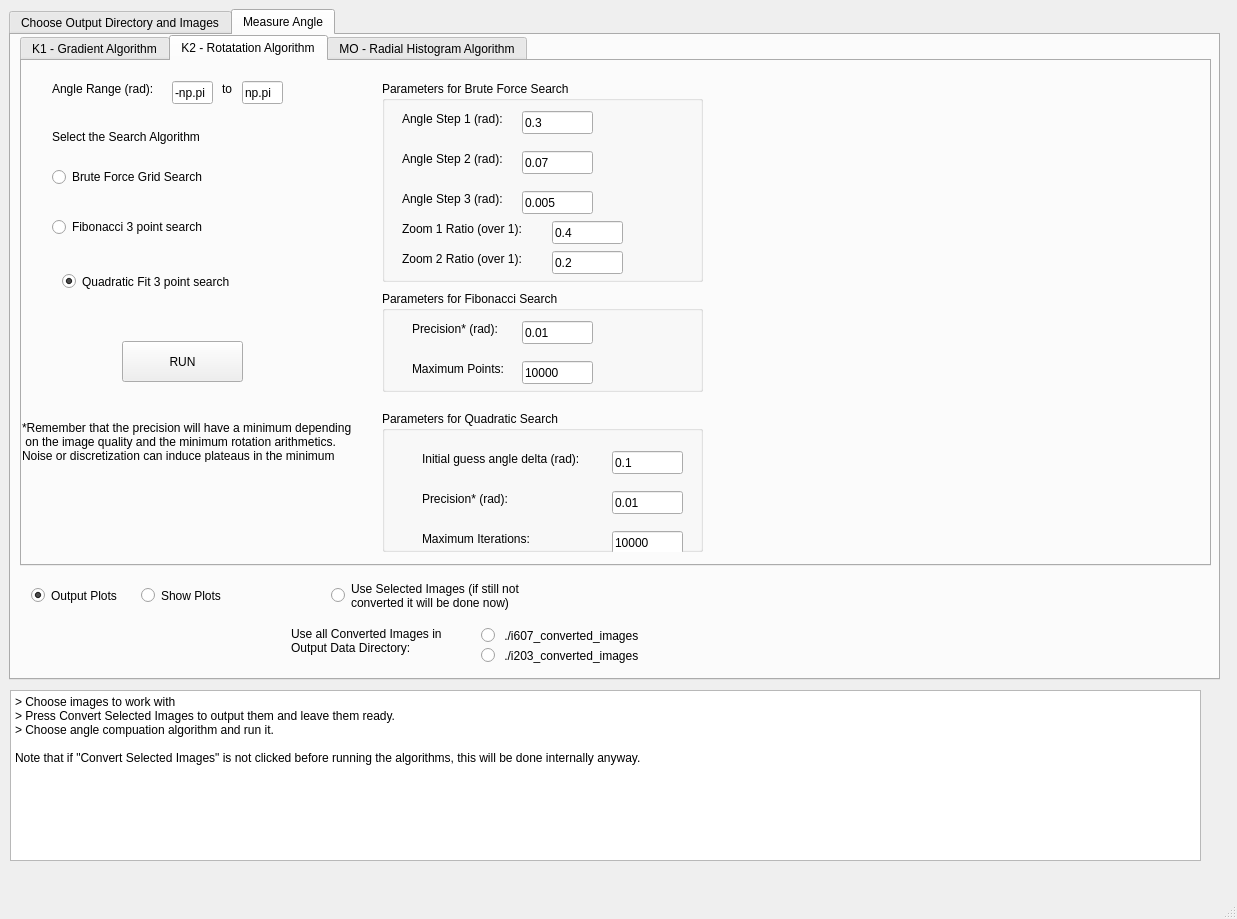
The window that GUI/Design.ui (Oiangu9/Conical_Refraction_Polarimeter) describes before a commit, drawn with Qt 5.
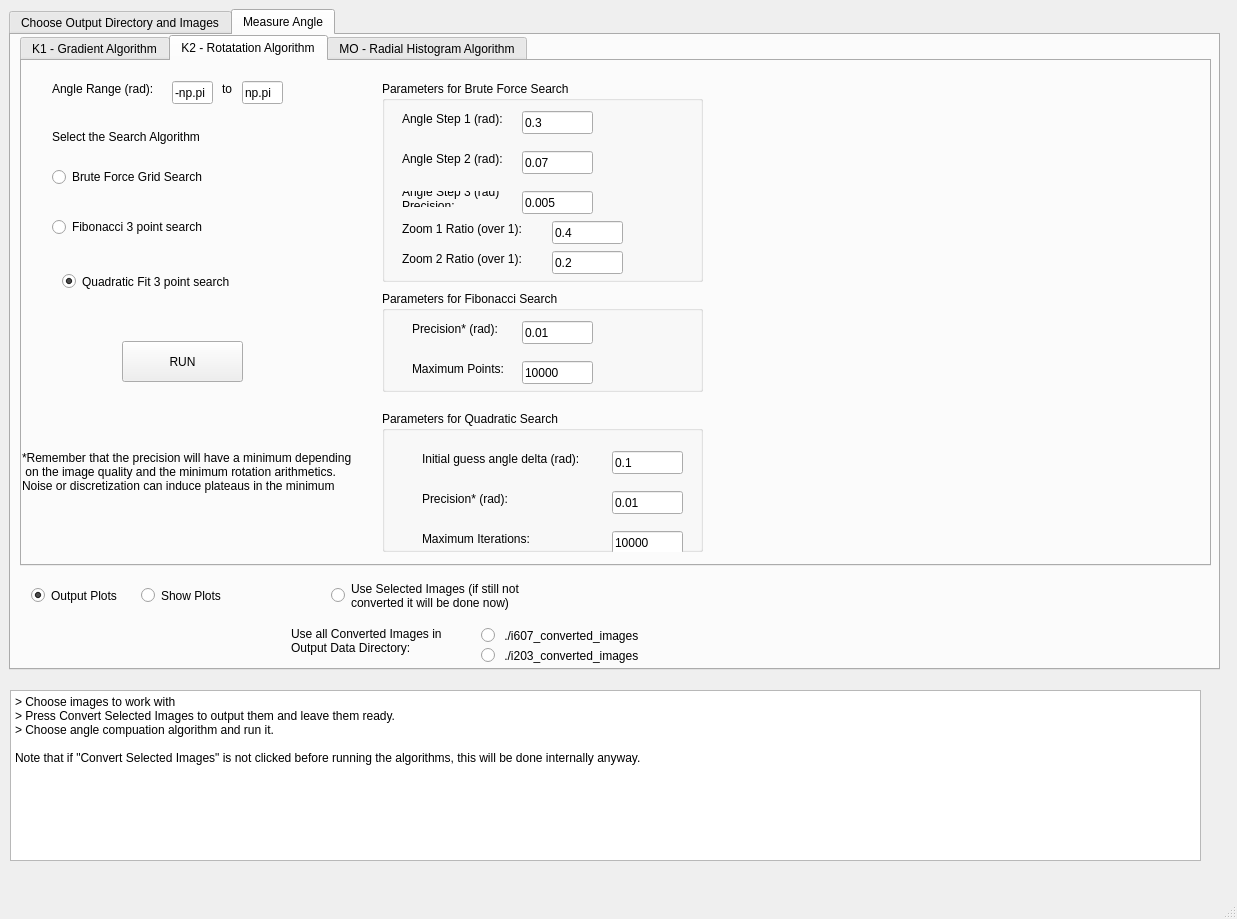
The same window after the commit.

The edit to the form file:
```diff
--- a/GUI/Design.ui
+++ b/GUI/Design.ui
@@ -20,7 +20,7 @@
       <x>9</x>
       <y>9</y>
       <width>1211</width>
-      <height>671</height>
+      <height>661</height>
      </rect>
     </property>
     <property name="currentIndex">
@@ -344,7 +344,8 @@
           </rect>
          </property>
          <property name="text">
-          <string>Angle Step 3 (rad):</string>
+          <string>Angle Step 3 (rad)
+Precision:</string>
          </property>
         </widget>
         <widget class="QLineEdit" name="angle_step_3">
@@ -652,8 +653,8 @@
          <rect>
           <x>0</x>
           <y>360</y>
-          <width>381</width>
-          <height>41</height>
+          <width>551</width>
+          <height>101</height>
          </rect>
         </property>
         <property name="text">
```
Left out of the diff: 5 changed lines with no effect on the pictures.
